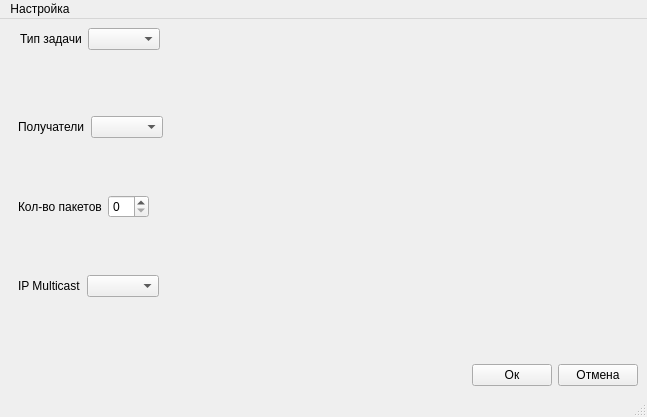
Before: the Qt Designer form dialog4.ui in margorulya/test_proj, drawn with Qt 5.
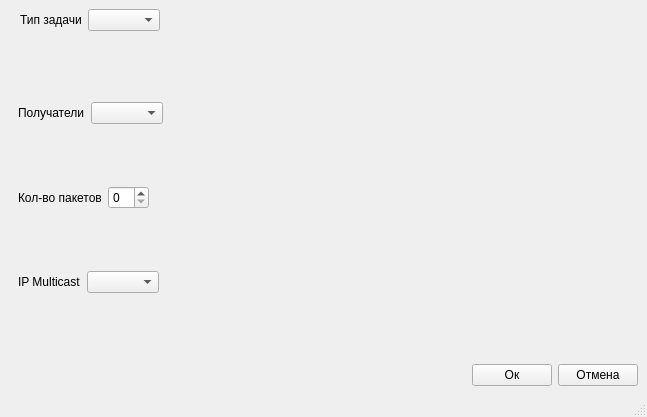
After: the same form once the commit is applied.

What changed in the file:
```diff
--- a/dialog4.ui
+++ b/dialog4.ui
@@ -261,22 +261,6 @@
     </item>
    </layout>
   </widget>
-  <widget class="QMenuBar" name="menubar">
-   <property name="geometry">
-    <rect>
-     <x>0</x>
-     <y>0</y>
-     <width>647</width>
-     <height>21</height>
-    </rect>
-   </property>
-   <widget class="QMenu" name="menu">
-    <property name="title">
-     <string>Настройка</string>
-    </property>
-   </widget>
-   <addaction name="menu"/>
-  </widget>
   <widget class="QStatusBar" name="statusbar"/>
  </widget>
  <resources/>
```
